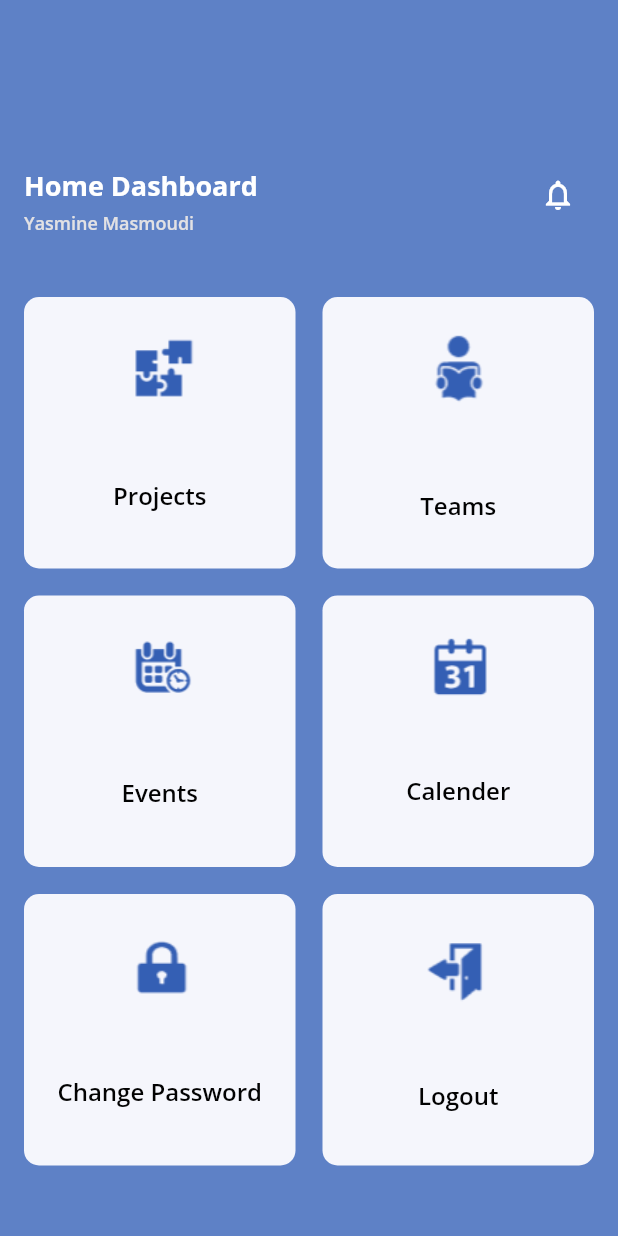
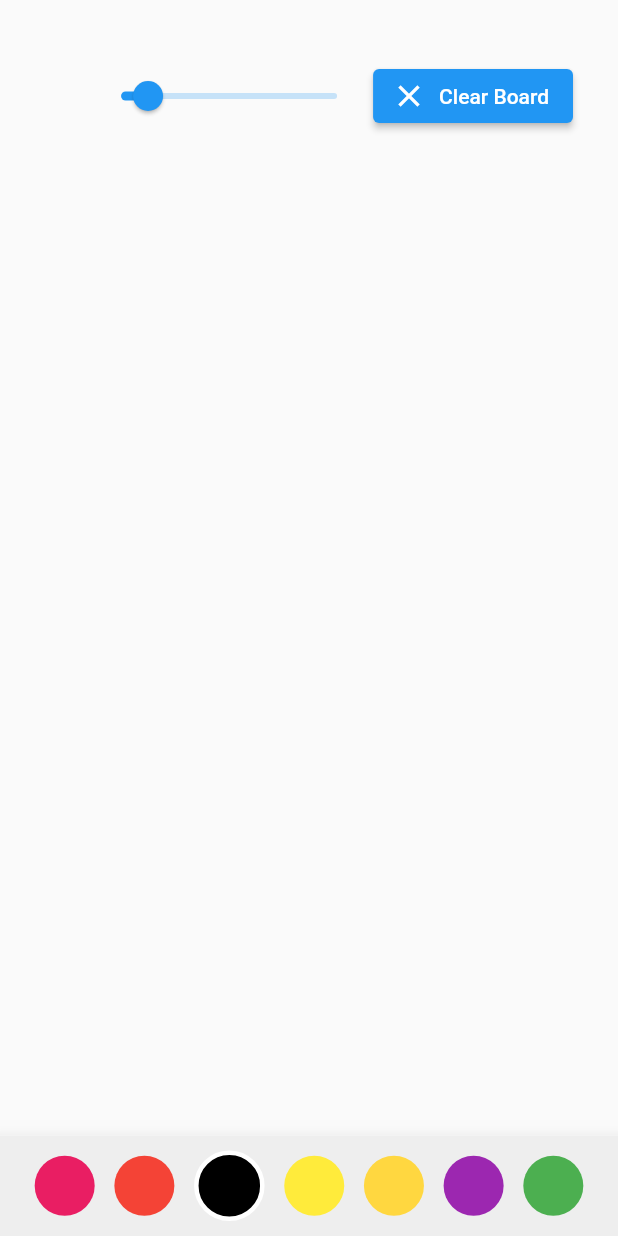
Before and after one commit to yasminemasmoudi/Collaboration_App, a Flutter app: the screen it shows after launch, on a phone screen of 412 x 824 dp. Run offline on Flutter 3.47's test engine with Material 2 defaults, Android fonts, the phone set to English and light mode, and no system bars; our stand-ins replace google_fonts, pinput, simple_animations.

Commit message:
yasmine drawboard

```diff
--- a/lib/main.dart
+++ b/lib/main.dart
@@ -5,6 +5,7 @@ import 'package:collabapp/screens/OTP/Phone.dart';
 import 'package:collabapp/screens/OTP/Verif.dart';
 import 'package:collabapp/screens/Onboarding/onboarding.dart';
 import 'package:collabapp/screens/Splash/splashscreen.dart';
+import 'package:collabapp/screens/draw.dart';
 import 'package:collabapp/screens/wrapper.dart';
 import 'package:collabapp/screens/Events/event.dart';
 import 'package:collabapp/screens/Calender/calender_view.dart';
@@ -17,7 +18,7 @@ class MyApp extends StatelessWidget {
   @override
   Widget build(BuildContext context) {
     return MaterialApp(
-      home: Home(),
+      home: DrawingBoard(),
     );
   }
 }
--- /dev/null
+++ b/lib/screens/draw.dart
@@ -0,0 +1,155 @@
+import 'dart:ui';
+import 'package:flutter/material.dart';
+
+class DrawingBoard extends StatefulWidget {
+  @override
+  _DrawingBoardState createState() => _DrawingBoardState();
+}
+
+class _DrawingBoardState extends State<DrawingBoard> {
+  Color selectedColor = Colors.black;
+  double strokeWidth = 5;
+  List<DrawingPoint> drawingPoints = [];
+  List<Color> colors = [
+    Colors.pink,
+    Colors.red,
+    Colors.black,
+    Colors.yellow,
+    Colors.amberAccent,
+    Colors.purple,
+    Colors.green,
+  ];
+  @override
+  Widget build(BuildContext context) {
+    return Scaffold(
+      body: Stack(
+        children: [
+          GestureDetector(
+            onPanStart: (details) {
+              setState(() {
+                drawingPoints.add(
+                  DrawingPoint(
+                    details.localPosition,
+                    Paint()
+                      ..color = selectedColor
+                      ..isAntiAlias = true
+                      ..strokeWidth = strokeWidth
+                      ..strokeCap = StrokeCap.round,
+                  ),
+                );
+              });
+            },
+            onPanUpdate: (details) {
+              setState(() {
+                drawingPoints.add(
+                  DrawingPoint(
+                    details.localPosition,
+                    Paint()
+                      ..color = selectedColor
+                      ..isAntiAlias = true
+                      ..strokeWidth = strokeWidth
+                      ..strokeCap = StrokeCap.round,
+                  ),
+                );
+              });
+            },
+            onPanEnd: (details) {
+              setState(() {
+                drawingPoints.add;
+              });
+            },
+            child: CustomPaint(
+              painter: _DrawingPainter(drawingPoints),
+              child: Container(
+                height: MediaQuery.of(context).size.height,
+                width: MediaQuery.of(context).size.width,
+              ),
+            ),
+          ),
+          Positioned(
+            top: 40,
+            right: 30,
+            child: Row(
+              children: [
+                Slider(
+                  min: 0,
+                  max: 40,
+                  value: strokeWidth,
+                  onChanged: (val) => setState(() => strokeWidth = val),
+                ),
+                ElevatedButton.icon(
+                  onPressed: () => setState(() => drawingPoints = []),
+                  icon: Icon(Icons.clear),
+                  label: Text("Clear Board"),
+                )
+              ],
+            ),
+          ),
+        ],
+      ),
+      bottomNavigationBar: BottomAppBar(
+        child: Container(
+          color: Colors.grey[200],
+          padding: EdgeInsets.all(10),
+          child: Row(
+            mainAxisAlignment: MainAxisAlignment.spaceEvenly,
+            children: List.generate(
+              colors.length,
+              (index) => _buildColorChose(colors[index]),
+            ),
+          ),
+        ),
+      ),
+    );
+  }
+
+  Widget _buildColorChose(Color color) {
+    bool isSelected = selectedColor == color;
+    return GestureDetector(
+      onTap: () => setState(() => selectedColor = color),
+      child: Container(
+        height: isSelected ? 47 : 40,
+        width: isSelected ? 47 : 40,
+        decoration: BoxDecoration(
+          color: color,
+          shape: BoxShape.circle,
+          border: isSelected ? Border.all(color: Colors.white, width: 3) : null,
+        ),
+      ),
+    );
+  }
+}
+
+class _DrawingPainter extends CustomPainter {
+  final List<DrawingPoint> drawingPoints;
+
+  _DrawingPainter(this.drawingPoints);
+
+  List<Offset> offsetsList = [];
+
+  @override
+  void paint(Canvas canvas, Size size) {
+    for (int i = 0; i < drawingPoints.length; i++) {
+      if (drawingPoints[i] != null && drawingPoints[i + 1] != null) {
+        canvas.drawLine(drawingPoints[i].offset, drawingPoints[i + 1].offset,
+            drawingPoints[i].paint);
+      } else if (drawingPoints[i] != null && drawingPoints[i + 1] == null) {
+        offsetsList.clear();
+        offsetsList.add(drawingPoints[i].offset);
+
+        canvas.drawPoints(
+            PointMode.points, offsetsList, drawingPoints[i].paint);
+      }
+    }
+  }
+
+  @override
+  bool shouldRepaint(covariant CustomPainter oldDelegate) => true;
+}
+
+class DrawingPoint {
+  Offset offset;
+  Paint paint;
+
+  DrawingPoint(this.offset, this.paint);
+}
--- a/pubspec.yaml
+++ b/pubspec.yaml
@@ -36,6 +36,7 @@ dependencies:
   # The following adds the Cupertino Icons font to your application.
   # Use with the CupertinoIcons class for iOS style icons.
   cupertino_icons: ^1.0.2
+  flutter_colorpicker: ^1.0.3
 
 dev_dependencies:
   flutter_test:
```
Also changed, not shown: pubspec.lock.
